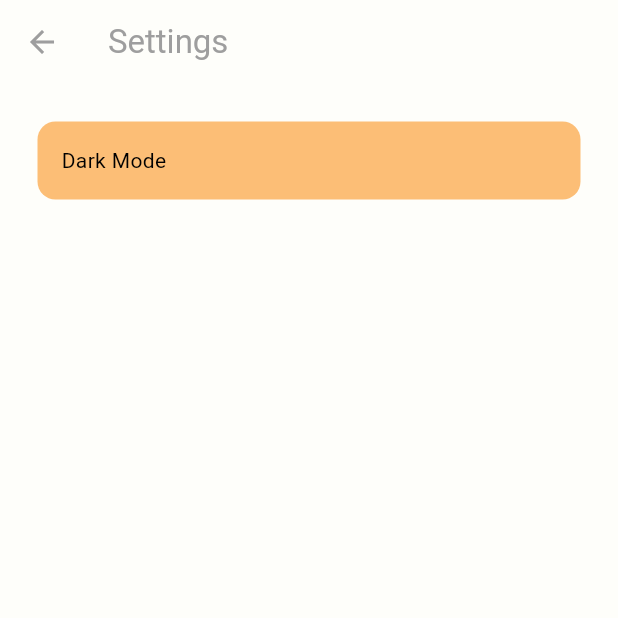
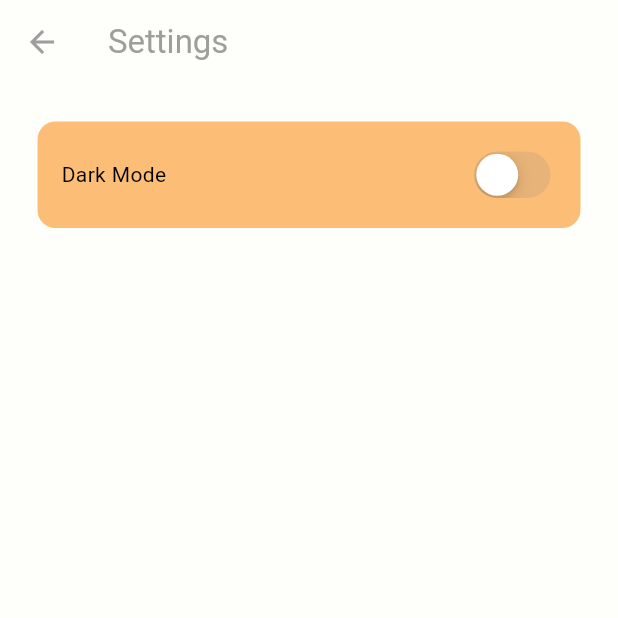
Before and after one commit to Rizz-33/Blend-Bristo, a Flutter app: the SettingsPage screen opened directly, on a phone screen of 412 x 824 dp, the top half of it. Run offline on Flutter 3.47's test engine with Material 3 defaults, Android fonts, the phone set to English and light mode, and no system bars.

Commit message:
modify: colors

```diff
--- a/lib/pages/settings.dart
+++ b/lib/pages/settings.dart
@@ -1,4 +1,7 @@
+import 'package:blend_bristo/themes/themeProvider.dart';
+import 'package:flutter/cupertino.dart';
 import 'package:flutter/material.dart';
+import 'package:provider/provider.dart';
 
 class SettingsPage extends StatelessWidget {
   const SettingsPage({super.key});
@@ -27,12 +30,12 @@ class SettingsPage extends StatelessWidget {
             Text("Dark Mode"),
 
             //switch
-            // CupertinoSwitch(
-            //   value: Provider.of<ThemeProvider>(context, listen: false).isDarkMode,
-            //   onChanged: (value) =>
-            //     Provider.of<ThemeProvider>(context, listen: false).toggleTheme(),
-            //   activeColor: Theme.of(context).colorScheme.primary,
-            // )
+            CupertinoSwitch(
+              value: Provider.of<ThemeProvider>(context, listen: false).isDarkMode,
+              onChanged: (value) =>
+                Provider.of<ThemeProvider>(context, listen: false).toggleTheme(),
+              activeColor: Theme.of(context).colorScheme.primary,
+            )
           ],
         ),
       ),
--- a/lib/themes/darkMode.dart
+++ b/lib/themes/darkMode.dart
@@ -3,10 +3,10 @@ import 'package:flutter/material.dart';
 ThemeData darkMode = ThemeData(
   brightness: Brightness.dark,
   colorScheme: ColorScheme.dark(
-    background: Color.fromARGB(255, 25, 25, 25),
-    primary: Color.fromARGB(255, 255, 102, 0),
-    secondary: Color.fromARGB(255, 255, 204, 102),
-    tertiary: Color.fromARGB(255, 204, 153, 51),
+    background: Color.fromARGB(255, 45, 36, 31),
+    primary: Color.fromARGB(255, 179, 101, 49),
+    secondary: Color.fromARGB(255, 118, 95, 49),
+    tertiary: Color.fromARGB(255, 127, 93, 27),
     onBackground: Colors.white,
   ),
 );
```
